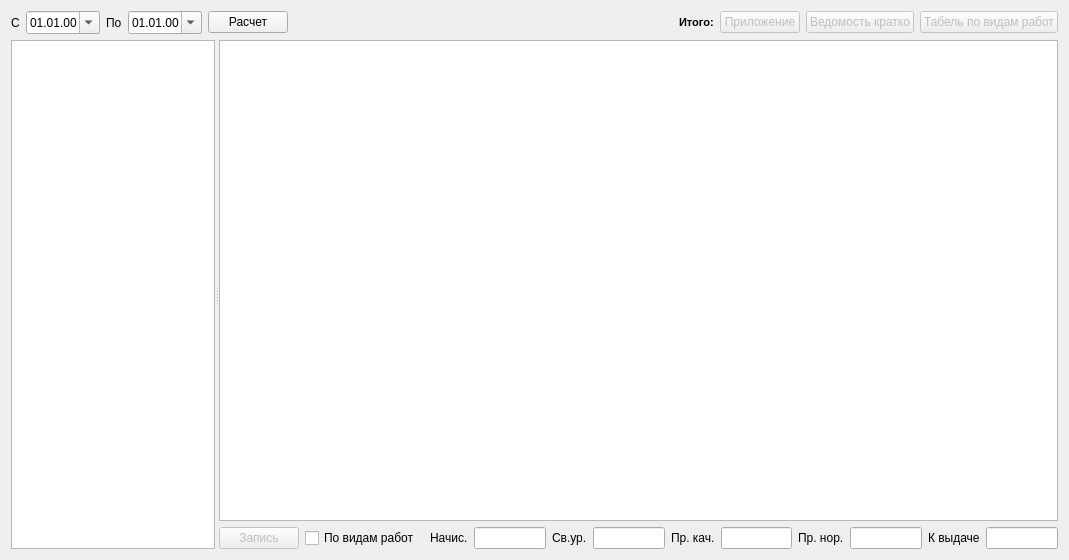
Qt form formcalcwage.ui (Sergeyego/el_zp) before a commit.
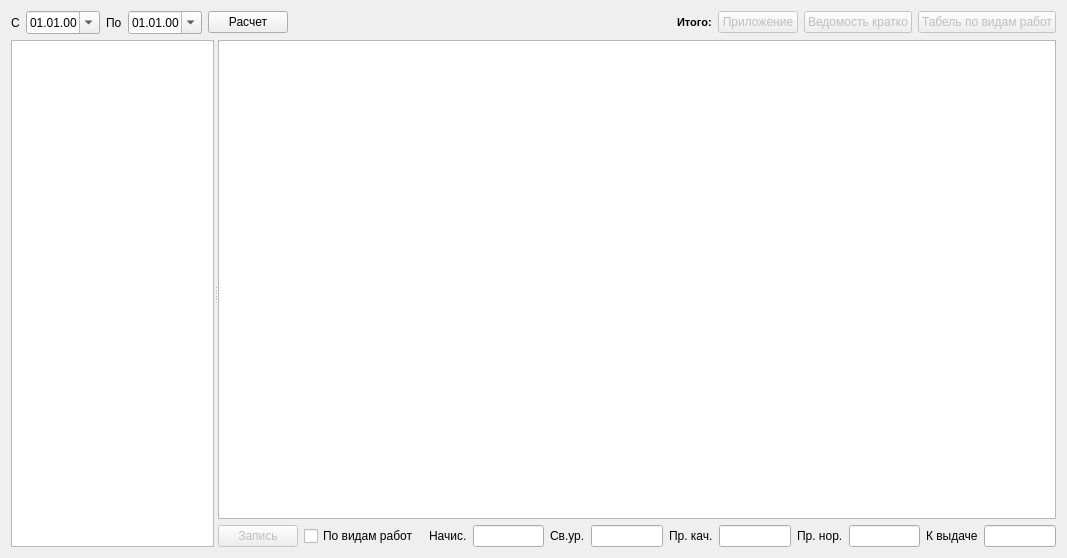
The same form after that commit. Custom widgets are drawn as their Qt base class.

```diff
--- a/formcalcwage.ui
+++ b/formcalcwage.ui
@@ -6,8 +6,8 @@
    <rect>
     <x>0</x>
     <y>0</y>
-    <width>1069</width>
-    <height>560</height>
+    <width>1067</width>
+    <height>558</height>
    </rect>
   </property>
   <property name="windowTitle">
```
